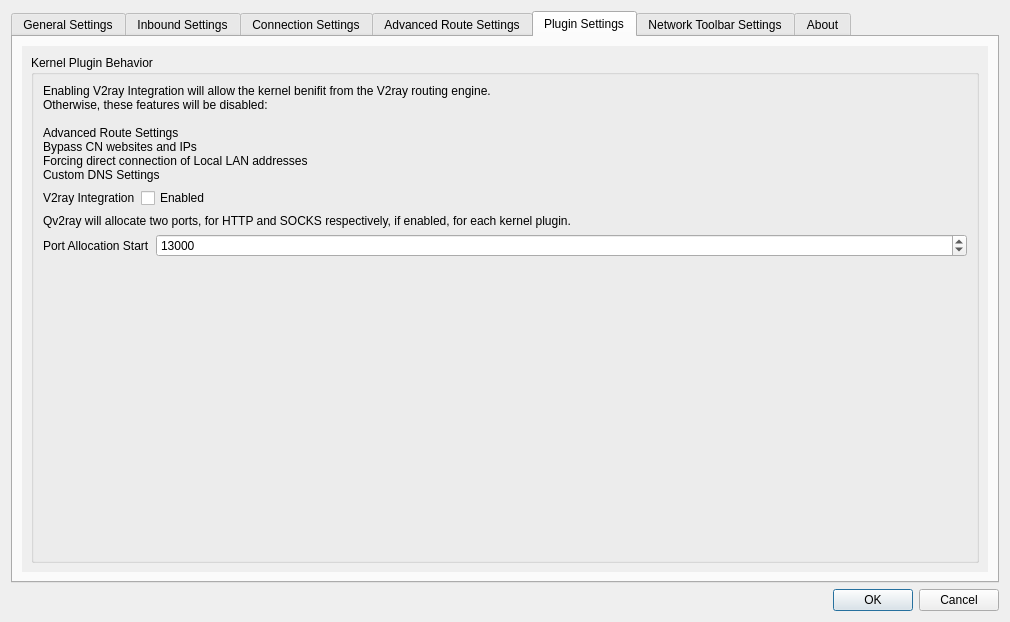
Qt form src/ui/w_PreferencesWindow.ui (Qv2ray/Qv2ray) before a commit.
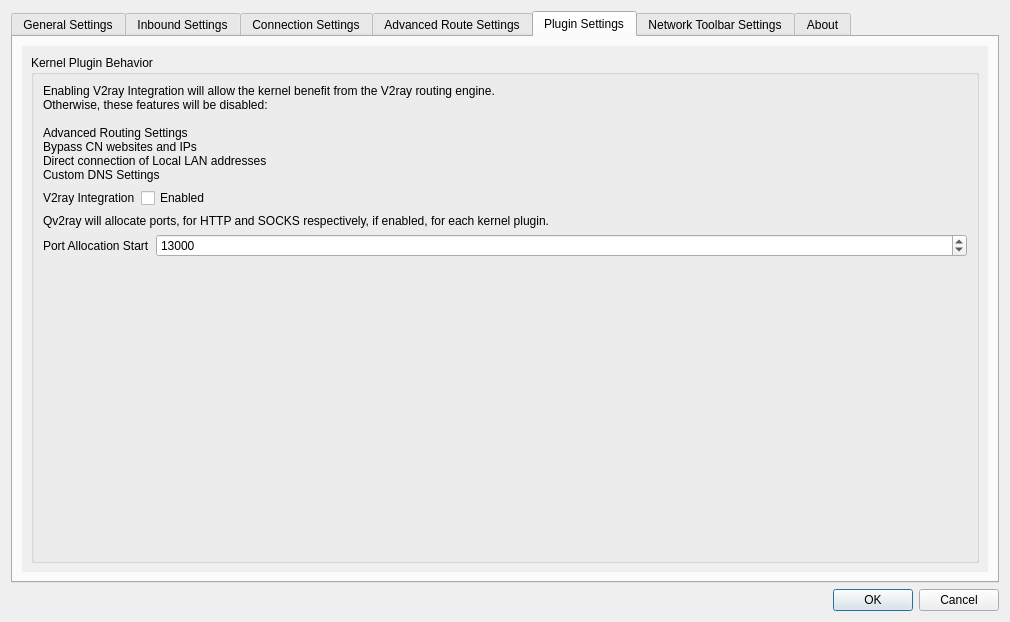
The same form after that commit. The open tabs and pages were chosen to show the change. Icons and pictures are not drawn.

Commit message: update: updated label text, fixed a spelling misATke

```diff
--- a/src/ui/w_PreferencesWindow.ui
+++ b/src/ui/w_PreferencesWindow.ui
@@ -1132,12 +1132,12 @@
               <item>
                <widget class="QLabel" name="label_62">
                 <property name="text">
-                 <string>Enabling V2ray Integration will allow the kernel benifit from the V2ray routing engine.
+                 <string>Enabling V2ray Integration will allow the kernel benefit from the V2ray routing engine.
 Otherwise, these features will be disabled:
 
-Advanced Route Settings
+Advanced Routing Settings
 Bypass CN websites and IPs
-Forcing direct connection of Local LAN addresses
+Direct connection of Local LAN addresses
 Custom DNS Settings</string>
                 </property>
                </widget>
@@ -1163,7 +1163,7 @@
               <item>
                <widget class="QLabel" name="label_63">
                 <property name="text">
-                 <string>Qv2ray will allocate two ports, for HTTP and SOCKS respectively, if enabled, for each kernel plugin.</string>
+                 <string>Qv2ray will allocate ports, for HTTP and SOCKS respectively, if enabled, for each kernel plugin.</string>
                 </property>
                </widget>
               </item>
```
